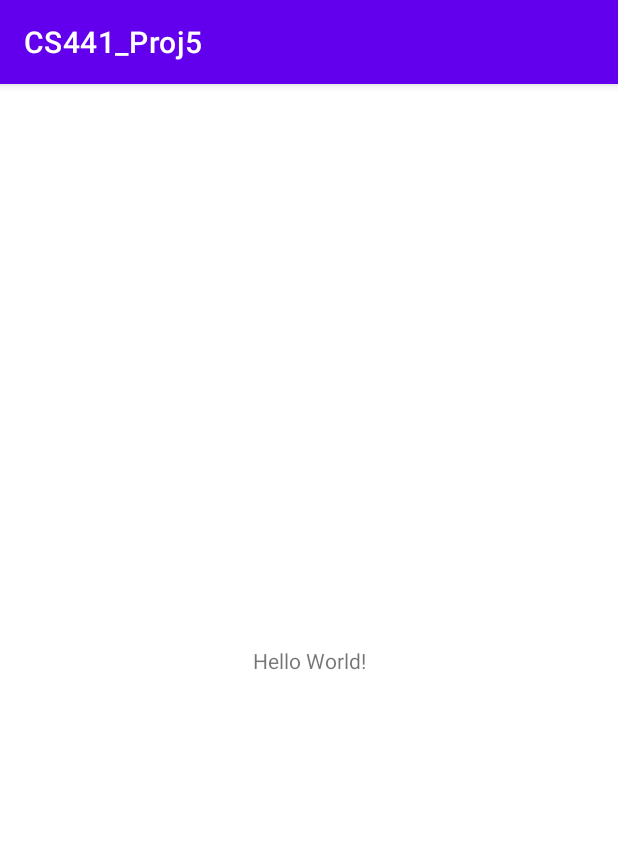
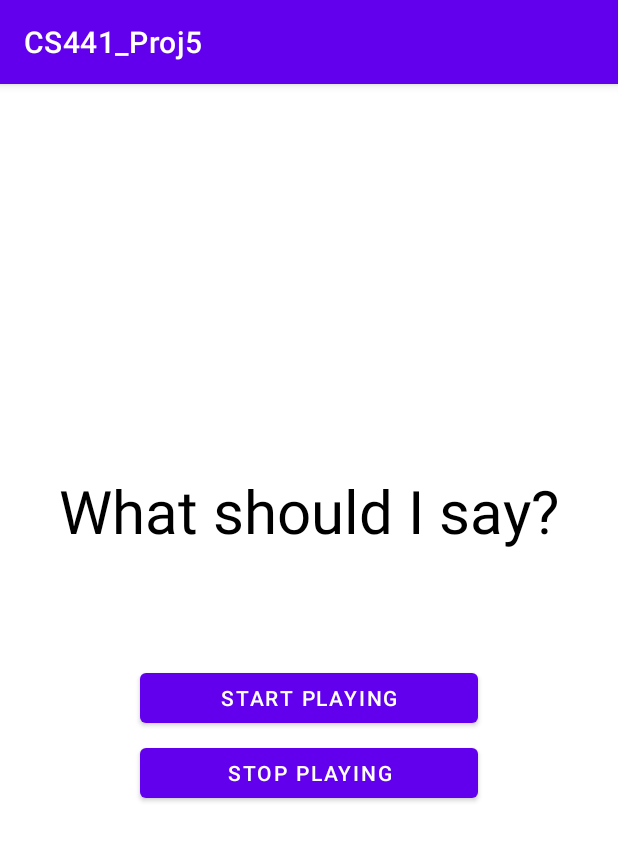
Before and after one commit to kstigle1/CS441_Proj5, an Android app: the screen it shows after launch (MainActivity), on a phone screen of 412 x 824 dp. Shown: the top 841 px of the screen. Run offline under Robolectric (Android 15) with nearby library versions, the phone set to English and light mode, and no system bars.

Commit message:
was gonna do text to speech but ended up creating a music player instead

```diff
--- a/app/src/main/java/com/stigler/cs441_proj5/MainActivity.java
+++ b/app/src/main/java/com/stigler/cs441_proj5/MainActivity.java
@@ -1,14 +1,47 @@
 package com.stigler.cs441_proj5;
 
+import androidx.annotation.RequiresApi;
 import androidx.appcompat.app.AppCompatActivity;
 
+import android.media.MediaPlayer;
+import android.os.Build;
 import android.os.Bundle;
+import android.speech.tts.TextToSpeech;
+import android.view.View;
+import android.widget.Button;
+import android.widget.EditText;
+import android.widget.TextView;
+import android.widget.Toast;
 
-public class MainActivity extends AppCompatActivity {
+import java.util.Locale;
 
+public class MainActivity extends AppCompatActivity
+{
+    TextView inputLabel;
+    Button stopButton;
+    MediaPlayer mPlayer;
+
+    @RequiresApi(api = Build.VERSION_CODES.M)
     @Override
-    protected void onCreate(Bundle savedInstanceState) {
+    protected void onCreate(Bundle savedInstanceState)
+    {
         super.onCreate(savedInstanceState);
         setContentView(R.layout.activity_main);
+
+        inputLabel = (TextView) findViewById(R.id.inputLabel);
+        stopButton = (Button) findViewById(R.id.stopButton);
+
+
+    }
+
+    public void startPlaying(View view)
+    {
+        mPlayer = MediaPlayer.create(this, R.raw.testsong);
+        mPlayer.start();
+    }
+
+    public void stopPlaying(View view)
+    {
+        mPlayer.stop();
     }
 }
--- a/app/src/main/res/layout/activity_main.xml
+++ b/app/src/main/res/layout/activity_main.xml
@@ -7,12 +7,43 @@
     tools:context=".MainActivity">
 
     <TextView
+        android:id="@+id/inputLabel"
         android:layout_width="wrap_content"
         android:layout_height="wrap_content"
-        android:text="Hello World!"
+        android:text="@string/boxTitle"
         app:layout_constraintBottom_toBottomOf="parent"
         app:layout_constraintLeft_toLeftOf="parent"
         app:layout_constraintRight_toRightOf="parent"
-        app:layout_constraintTop_toTopOf="parent" />
+        app:layout_constraintTop_toTopOf="parent"
+        android:layout_marginBottom="200dp"
+        android:textSize="40sp"
+        android:textColor="@color/black"
+        />
+
+    <Button
+        android:id="@+id/startButton"
+        android:layout_width="225dp"
+        android:layout_height="45dp"
+        app:layout_constraintTop_toTopOf="parent"
+        app:layout_constraintBottom_toBottomOf="parent"
+        app:layout_constraintLeft_toLeftOf="parent"
+        app:layout_constraintRight_toRightOf="parent"
+        android:layout_marginTop="50dp"
+        android:text="@string/startPlay"
+        android:onClick="startPlaying"
+        />
+
+    <Button
+        android:id="@+id/stopButton"
+        android:layout_width="225dp"
+        android:layout_height="45dp"
+        app:layout_constraintTop_toTopOf="parent"
+        app:layout_constraintBottom_toBottomOf="parent"
+        app:layout_constraintLeft_toLeftOf="parent"
+        app:layout_constraintRight_toRightOf="parent"
+        android:layout_marginTop="150dp"
+        android:text="@string/stopPlay"
+        android:onClick="stopPlaying"
+        />
 
 </androidx.constraintlayout.widget.ConstraintLayout>
--- a/app/src/main/res/values/strings.xml
+++ b/app/src/main/res/values/strings.xml
@@ -1,3 +1,7 @@
 <resources>
     <string name="app_name">CS441_Proj5</string>
+    <string name="boxTitle">What should I say?</string>
+    <string name="repeat">Repeat this...</string>
+    <string name="stopPlay">Stop Playing</string>
+    <string name="startPlay">Start Playing</string>
 </resources>
```
Also changed, not shown: 1 other file.
